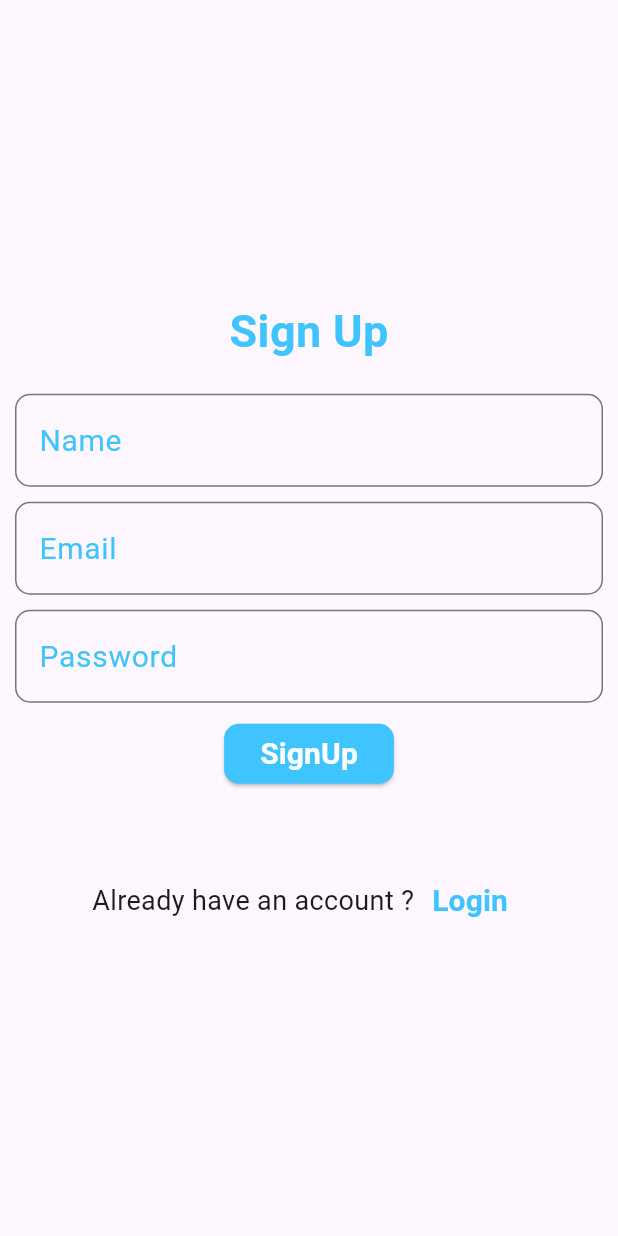
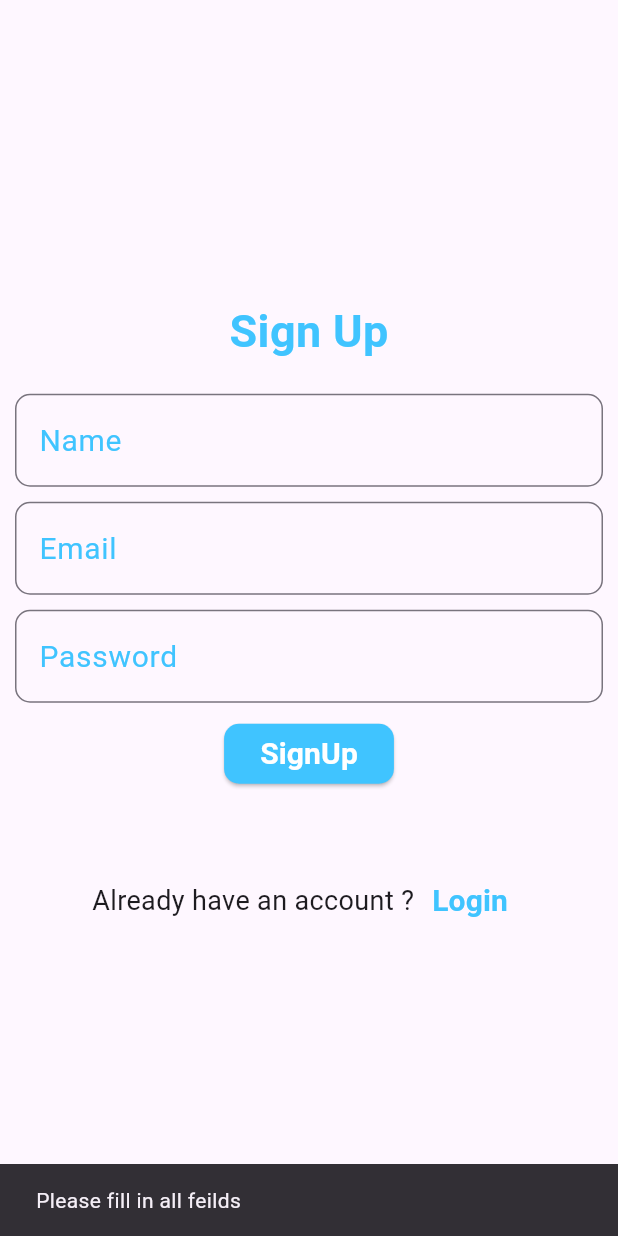
Before and after one commit to Darwynkjoy/Appwrite_authentication, a Flutter app: the screen it shows after launch, after a tap on "SignUp", on a phone screen of 412 x 824 dp. Run offline on Flutter 3.47's test engine with Material 3 defaults, Android fonts, the light colour scheme and no system bars; our stand-ins replace appwrite.

Commit message:
daily push

```diff
--- a/lib/signup_page.dart
+++ b/lib/signup_page.dart
@@ -74,6 +74,9 @@ class _signupState extends State<SignupPage>{
                   }catch(e){
                     print("error adding user: $e");
                   }
+                }else{
+                  ScaffoldMessenger.of(context).showSnackBar(SnackBar(content: Text("Please fill in all feilds"))
+                  );
                 }
               }, child: Text("SignUp",style: TextStyle(fontSize: 20,color: Colors.white,fontWeight: FontWeight.bold),)
               ),
```
